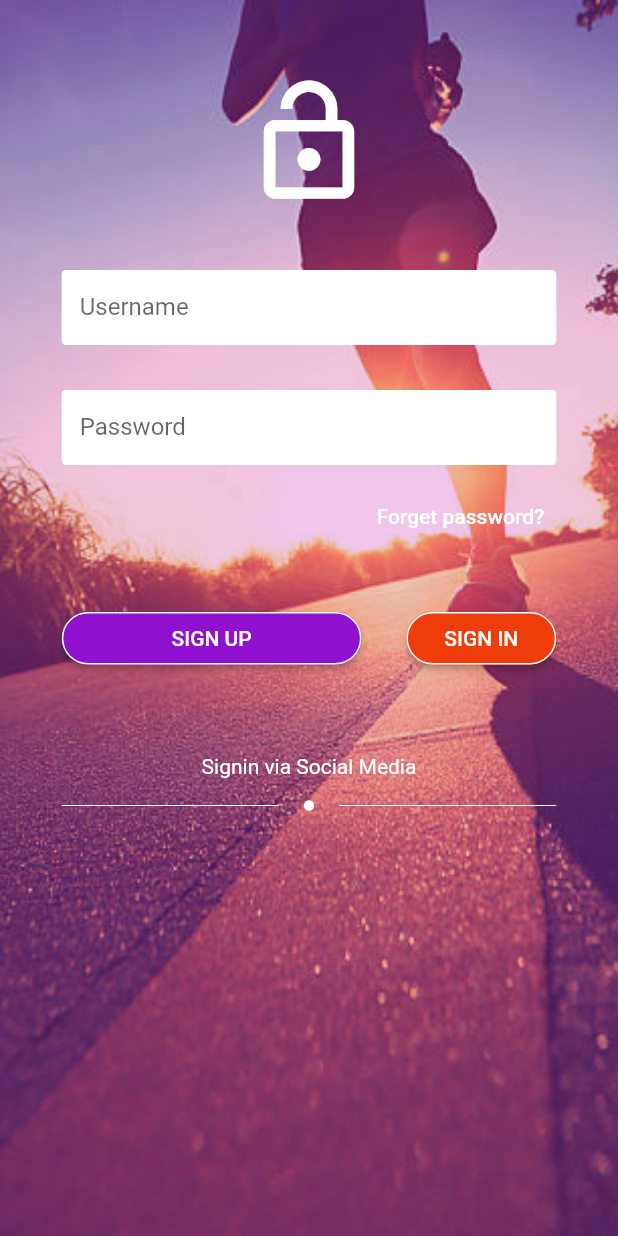
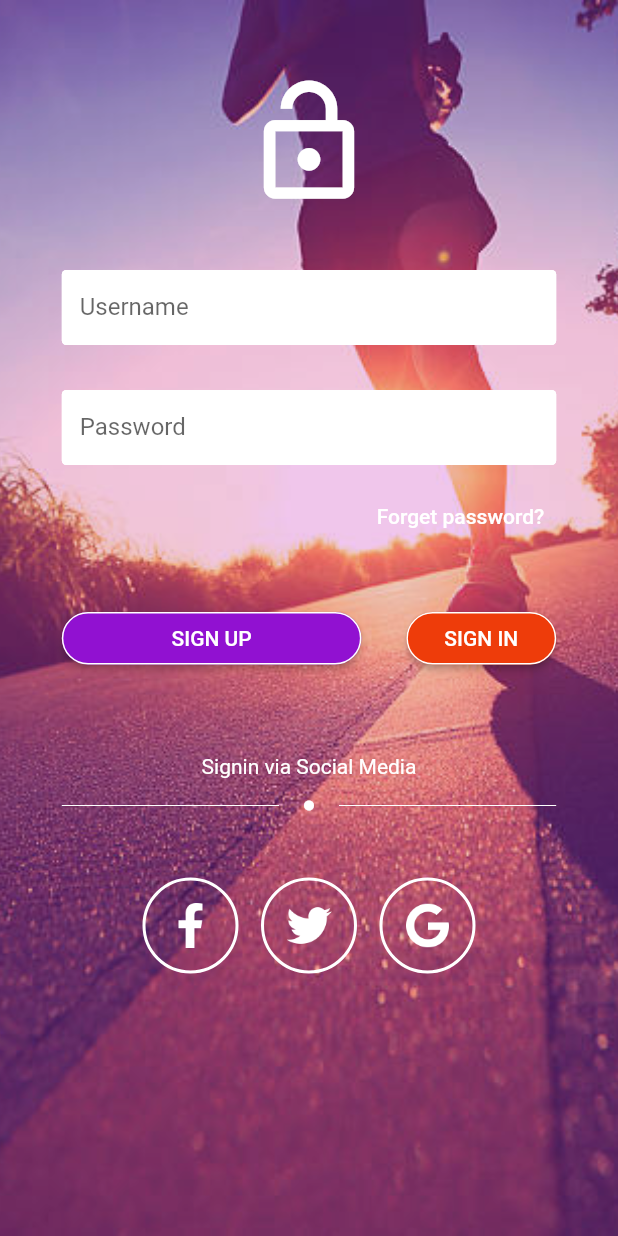
Before and after one commit to Ashketchup143/elective5, a Flutter app: the screen it shows after launch, on a phone screen of 412 x 824 dp. Run offline on Flutter 3.47's test engine with Material 2 defaults, Android fonts, the phone set to English and light mode, and no system bars; missing offline and left inert: dart:ffi.

Commit message:
finallycellphone ui is done

```diff
--- a/lib/main.dart
+++ b/lib/main.dart
@@ -197,9 +197,29 @@ class _MyHomePageState extends State<MyHomePage> {
                     ),
                   ]),
 
-                  Row(children: [
+                  Container(height:30),
+
+                  Row(
+                    mainAxisAlignment: MainAxisAlignment.center,
+                    children: [
+
+                    socialmediabuttons("assets/facebook-f.png"),
+                    Container(width: 15),
+                    socialmediabuttons("assets/twitter.png"),
+                    Container(width: 15),
+                    socialmediabuttons("assets/google.png"),
 
 
+                    // ElevatedButton(
+                    //   onPressed: () {},
+                    //   child: Image.
+
+                    //   ),
+                    //   style: ElevatedButton.styleFrom(
+                    //     shape: CircleBorder(), //<-- SEE HERE
+                    //     padding: EdgeInsets.all(20),
+                    //   ),
+                    // ),
 
                   ],)
 
@@ -213,6 +233,22 @@ class _MyHomePageState extends State<MyHomePage> {
         ],
       )
     );
+  }
+
+  Container socialmediabuttons(String value1) {
+    return Container(
+                    decoration: BoxDecoration(
+                      border: Border.all(width: 2, color: Colors.white),
+                      shape: BoxShape.circle,
+                    ),
+                    child: IconButton(
+                      padding: EdgeInsets.all(15),
+                      iconSize: 30,
+                      icon: Image.asset(value1,color: Colors.white,),
+                      onPressed: () {
+                      },
+                    ),
+                  );
   }
 
   Container Textfield1(bool value1 ,String value2) {
```
